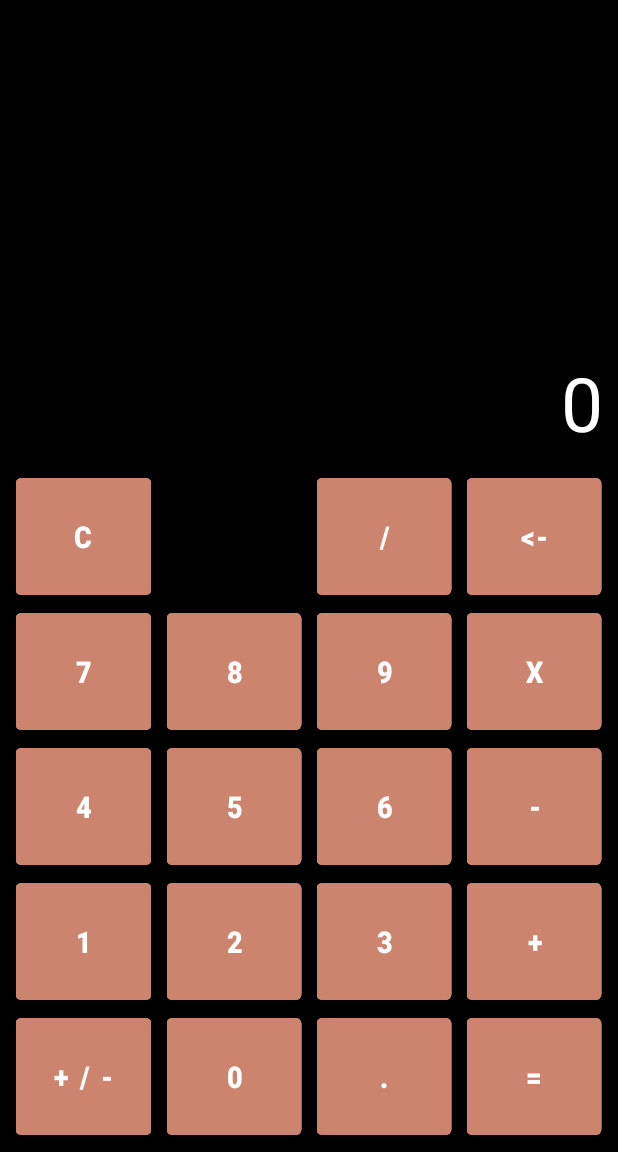
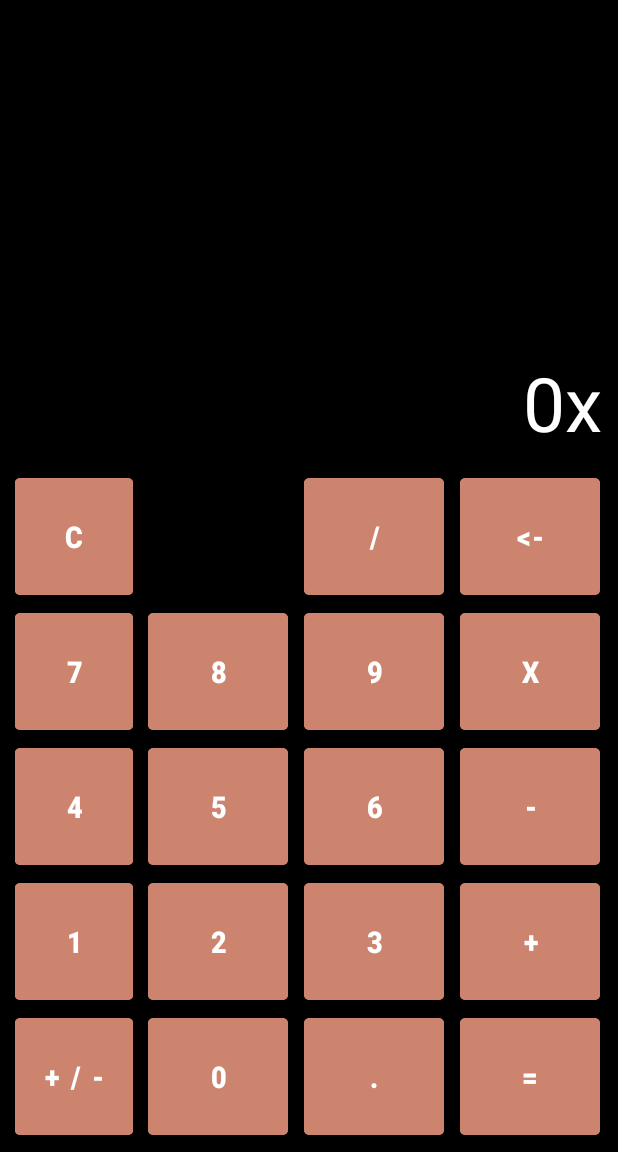
Before and after one commit to JackMacKinnon1/AssignmentOneMoble, an Android app: the screen it shows after launch (MainActivity), after a tap on an icon or button, on a phone screen of 412 x 824 dp, the part 84-1236 px from its top. Run offline under Robolectric (Android 15) with nearby library versions, the phone set to English and light mode, and no system bars.

Commit message:
Fixed double operator clicked. Not happy with it work on it at home

```diff
--- a/Code/app/src/main/java/com/example/calculator/MainActivity.java
+++ b/Code/app/src/main/java/com/example/calculator/MainActivity.java
@@ -10,6 +10,21 @@ import android.widget.*;
 import java.util.Objects;
 
 
+
+enum previousBtn {
+    DIGIT,
+    OPERATOR,
+    EQUALS,
+    CLEAR,
+    DECIMAL,
+    POSNEG,
+    BACKSPACE
+}
+
+
+
+
+
 public class MainActivity extends AppCompatActivity {
     StringBuilder stringBuilder = new StringBuilder();
     performCalculationsClass calculate = new performCalculationsClass();
@@ -20,6 +35,7 @@ public class MainActivity extends AppCompatActivity {
     private double secondNumber = 0;
     private String operator = "";
     private String result = "";
+    private previousBtn previousBtnClk;
 
     //Creating controls
     Button clearButton, divideButton, backspaceButton, sevenButton,
@@ -89,8 +105,10 @@ public class MainActivity extends AppCompatActivity {
     //Creating listener for all number buttons to use
     private View.OnClickListener onButtonClicked = new View.OnClickListener() {
 
+
         @Override
         public void onClick(View v) {
+
             if (Objects.equals(displayNum, "0")) { //Clears display if a number is clicked and the display is currently 0
                 displayNum = "";
             }
@@ -131,6 +149,7 @@ public class MainActivity extends AppCompatActivity {
                     break;
             }//end switch
             updateScreen(displayNum);
+            updateClick(previousBtn.DIGIT);
         }//end method onClick
     };//end inner class
 
@@ -140,13 +159,18 @@ public class MainActivity extends AppCompatActivity {
             refreshVariables();
             updateScreen("0");
             displayNum = resultEditText.getText().toString();
+            updateClick(previousBtn.CLEAR);
         }
     };
 
     private View.OnClickListener mathOpSelect = new View.OnClickListener() {
         @Override
         public void onClick(View view) {
-            if ((!Objects.equals(operator, "")) && secondNumber == 0) {
+
+            if (previousBtnClk == previousBtn.OPERATOR) {
+                return;
+            }
+            if (!Objects.equals(operator, "")) {
                 performCalcAndUpdate();
             }
             switch (view.getId()) {
@@ -165,8 +189,10 @@ public class MainActivity extends AppCompatActivity {
                 default:
                     break;
             }
-            firstNumber = Double.parseDouble(resultEditText.getText().toString());
+            firstNumber = Double.parseDouble(displayNum);
+            updateScreen(String.format("%s%s", displayNum, operator));
             displayNum = "0";
+            updateClick(previousBtn.OPERATOR);
         }
     };
 
@@ -174,42 +200,54 @@ public class MainActivity extends AppCompatActivity {
     private View.OnClickListener equalsClicked = new View.OnClickListener() {
         @Override
         public void onClick(View view) {
+
             if (Objects.equals(operator, "")) {
                 return;
             }
             performCalcAndUpdate();
             refreshVariables();
+            updateClick(previousBtn.EQUALS);
         }
     };
 
     private View.OnClickListener flipPosNeg = new View.OnClickListener() {
         @Override
         public void onClick(View view) {
+
             if (!displayNum.matches(".*[1-9].*")) return;//if the display does contain at least one number between 1-9 it will return
             displayNum = calculate.flipNum(displayNum);
             updateScreen(displayNum);
+            updateClick(previousBtn.POSNEG);
         }
     };
 
     private View.OnClickListener placeDecimal = new View.OnClickListener() {
         @Override
         public void onClick(View view) {
+
             if (!displayNum.contains(".")) {
                 displayNum += ".";
                 updateScreen(displayNum);
             }
+            updateClick(previousBtn.DECIMAL);
         }
     };
 
     private View.OnClickListener backspaceListener = new View.OnClickListener() {
         @Override
         public void onClick(View view) {
+            if (previousBtnClk == previousBtn.OPERATOR) {
+                operator = "";
+                displayNum = resultEditText.getText().toString();
+            }
+
             if (Objects.equals(displayNum, "0")) {
                 return;
             }
             displayNum = displayNum.replaceAll(".$", "");
             if (displayNum.length() == 0) displayNum = "0";
             updateScreen(displayNum);
+            updateClick(previousBtn.BACKSPACE);
         }
     };
 
@@ -231,4 +269,8 @@ public class MainActivity extends AppCompatActivity {
 
 
     }
+
+    private void updateClick(previousBtn btnClick) {
+        previousBtnClk = btnClick;
+    }
 } //end main
--- a/Code/app/src/main/res/layout/activity_main.xml
+++ b/Code/app/src/main/res/layout/activity_main.xml
@@ -20,18 +20,6 @@
             android:id="@+id/row0"
             android:layout_width="match_parent"
             android:layout_height="match_parent">
-
-            <Button
-                android:id="@+id/eightButton2"
-                android:layout_width="wrap_content"
-                android:layout_height="match_parent"
-                android:gravity="center_horizontal"
-                android:paddingVertical="25dp"
-                android:scaleX=".9"
-                android:text="@string/buttonString"
-                android:textSize="15sp"
-                android:textStyle="bold"
-                android:visibility="invisible" />
 
             <EditText
                 android:id="@+id/resultEditText"
```
